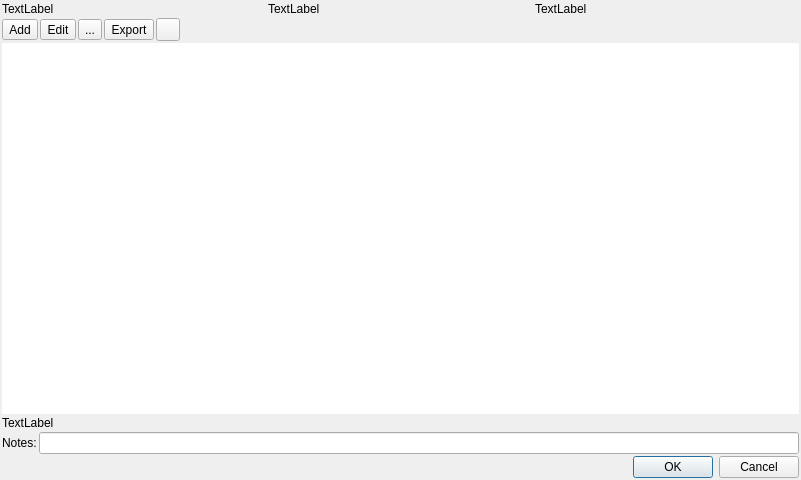
Before: the Qt Designer form b6p/dlgplanificaciondia.ui in diegowald/b6p, drawn with Qt 5.
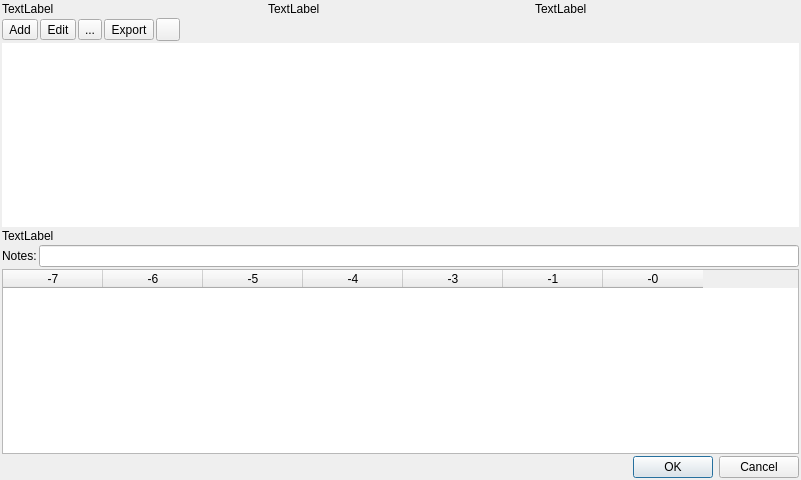
After: the same form once the commit is applied. Icons and pictures are not drawn.

Diff of the .ui file:
```diff
--- a/b6p/dlgplanificaciondia.ui
+++ b/b6p/dlgplanificaciondia.ui
@@ -208,6 +208,45 @@
      </item>
     </layout>
    </item>
+   <item>
+    <widget class="QTableWidget" name="tblLicencias">
+     <column>
+      <property name="text">
+       <string>-7</string>
+      </property>
+     </column>
+     <column>
+      <property name="text">
+       <string>-6</string>
+      </property>
+     </column>
+     <column>
+      <property name="text">
+       <string>-5</string>
+      </property>
+     </column>
+     <column>
+      <property name="text">
+       <string>-4</string>
+      </property>
+     </column>
+     <column>
+      <property name="text">
+       <string>-3</string>
+      </property>
+     </column>
+     <column>
+      <property name="text">
+       <string>-1</string>
+      </property>
+     </column>
+     <column>
+      <property name="text">
+       <string>-0</string>
+      </property>
+     </column>
+    </widget>
+   </item>
    <item>
     <widget class="QDialogButtonBox" name="buttonBox">
      <property name="orientation">
```
